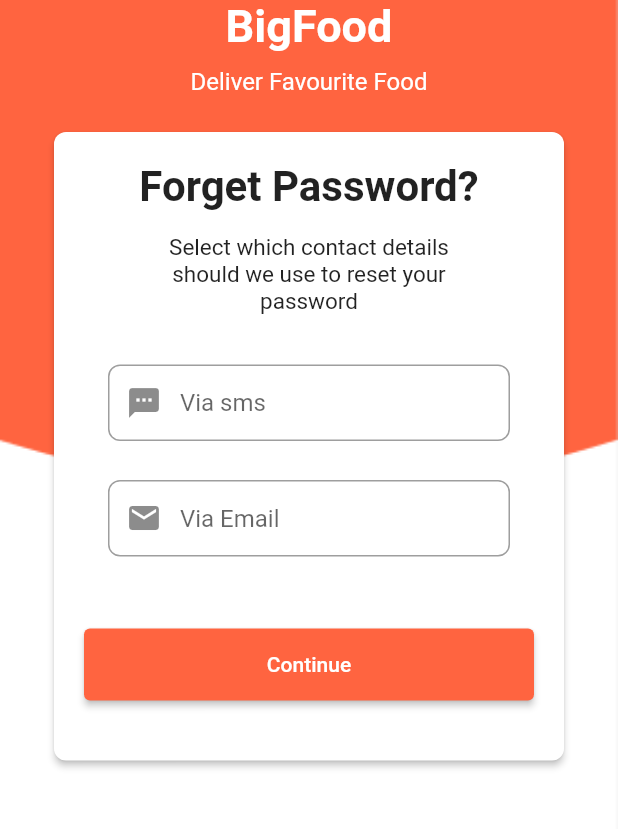
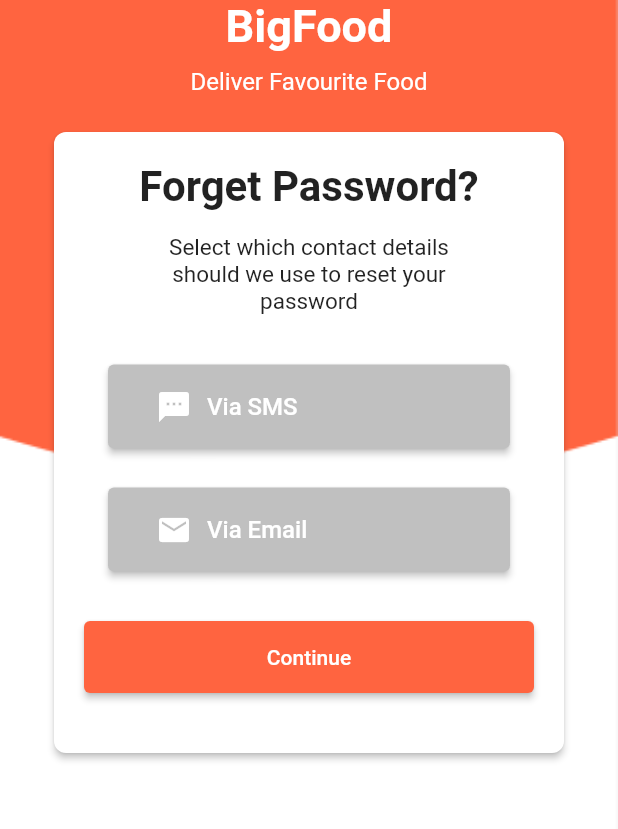
Before and after one commit to flutter-preview/VachellChristiansen-BigFood, a Flutter app: the ViaMethodScreen screen opened by its route, on a phone screen of 412 x 824 dp, the part 90-919 px from its top. Run offline on Flutter 3.47's test engine with Material 2 defaults, Android fonts, the phone set to English and light mode, and no system bars; missing offline and left inert: file_selector; project files that could hold a hidden picture were left out.

Commit message:
Memperbaiki Screen Via 1.13 ke stateless dan juga buttonnya sudah bisa

```diff
--- a/lib/Components/viamethod_screen.dart
+++ b/lib/Components/viamethod_screen.dart
@@ -1,13 +1,6 @@
 import 'package:flutter/material.dart';
 
-class ViaMethodScreen extends StatefulWidget {
-  @override
-  _LoginScreenState createState() => _LoginScreenState();
-}
-
-class _LoginScreenState extends State<ViaMethodScreen> {
-  bool _showPassword = false;
-
+class ViaMethodScreen extends StatelessWidget {
   @override
   Widget build(BuildContext context) {
     return Scaffold(
@@ -62,29 +55,69 @@ class _LoginScreenState extends State<ViaMethodScreen> {
                           ),
                           SizedBox(height: 15.0),
                           Text(
+                            'Select which contact details \nshould we use to reset your \npassword',
                             textAlign: TextAlign.center,
-                            'Select which contact details \nshould we use to reset your \npassword',
                             style: TextStyle(
                               fontSize: 15.0,
                             ),
                           ),
                           SizedBox(height: 25.0),
                           BoxWrapper(
-                            child: BoxTextField(
-                              hintText: 'Via sms',
-                              prefixIcon: Icon(Icons.sms),
+                            child: Align(
+                              alignment: Alignment.centerLeft,
+                              child: ElevatedButton(
+                                onPressed: () {
+                                  // Logic for SMS button
+                                },
+                                style: ElevatedButton.styleFrom(
+                                  primary: Color.fromARGB(255, 192, 192, 192),
+                                  minimumSize: Size(double.infinity, 48.0),
+                                ),
+                                child: Padding(
+                                  padding: const EdgeInsets.all(16.0),
+                                  child: Row(
+                                    children: [
+                                      Icon(Icons.sms),
+                                      SizedBox(width: 10.0),
+                                      Text(
+                                        'Via SMS',
+                                        style: TextStyle(fontSize: 16.0),
+                                      ),
+                                    ],
+                                  ),
+                                ),
+                              ),
                             ),
                           ),
                           SizedBox(height: 10.0),
                           BoxWrapper(
-                            child: BoxTextField(
-                              hintText: 'Via Email',
-                              prefixIcon: Icon(Icons.email),
+                            child: Align(
+                              alignment: Alignment.centerLeft,
+                              child: ElevatedButton(
+                                onPressed: () {
+                                  // Logic for Email button
+                                },
+                                style: ElevatedButton.styleFrom(
+                                  primary: Color.fromARGB(255, 192, 192, 192),
+                                  minimumSize: Size(double.infinity, 48.0),
+                                ),
+                                child: Padding(
+                                  padding: const EdgeInsets.all(16.0),
+                                  child: Row(
+                                    children: [
+                                      Icon(Icons.email),
+                                      SizedBox(width: 10.0),
+                                      Text(
+                                        'Via Email',
+                                        style: TextStyle(fontSize: 16.0),
+                                      ),
+                                    ],
+                                  ),
+                                ),
+                              ),
                             ),
                           ),
-                          SizedBox(height: 10.0),
-                          SizedBox(height: 10.0),
-                          SizedBox(height: 20.0),
+                          SizedBox(height: 25.0),
                           SizedBox(
                             width: double.infinity,
                             child: ElevatedButton(
@@ -109,7 +142,6 @@ class _LoginScreenState extends State<ViaMethodScreen> {
                     ),
                   ),
                   SizedBox(height: 30.0),
-
                 ],
               ),
             ),
@@ -159,35 +191,6 @@ class BoxWrapper extends StatelessWidget {
   }
 }
 
-class BoxTextField extends StatelessWidget {
-  final String hintText;
-  final bool obscureText;
-  final Icon? prefixIcon;
-
-  const BoxTextField({
-    Key? key,
-    required this.hintText,
-    this.obscureText = false,
-    this.prefixIcon,
-  }) : super(key: key);
-
-  @override
-  Widget build(BuildContext context) {
-    return TextField(
-      decoration: InputDecoration(
-        hintText: hintText,
-        contentPadding: EdgeInsets.symmetric(vertical: 16.0),
-        border: OutlineInputBorder(
-          borderSide: BorderSide(color: Colors.grey),
-          borderRadius: BorderRadius.circular(8.0),
-        ),
-        prefixIcon: prefixIcon,
-      ),
-      obscureText: obscureText,
-    );
-  }
-}
-
 void main() {
   runApp(MaterialApp(
     home: ViaMethodScreen(),
```
